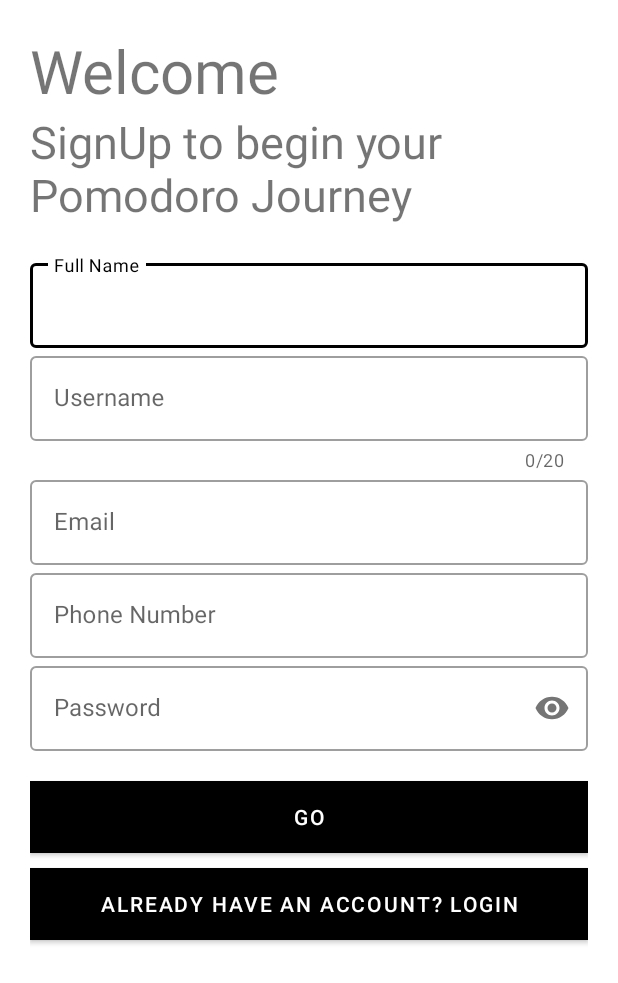
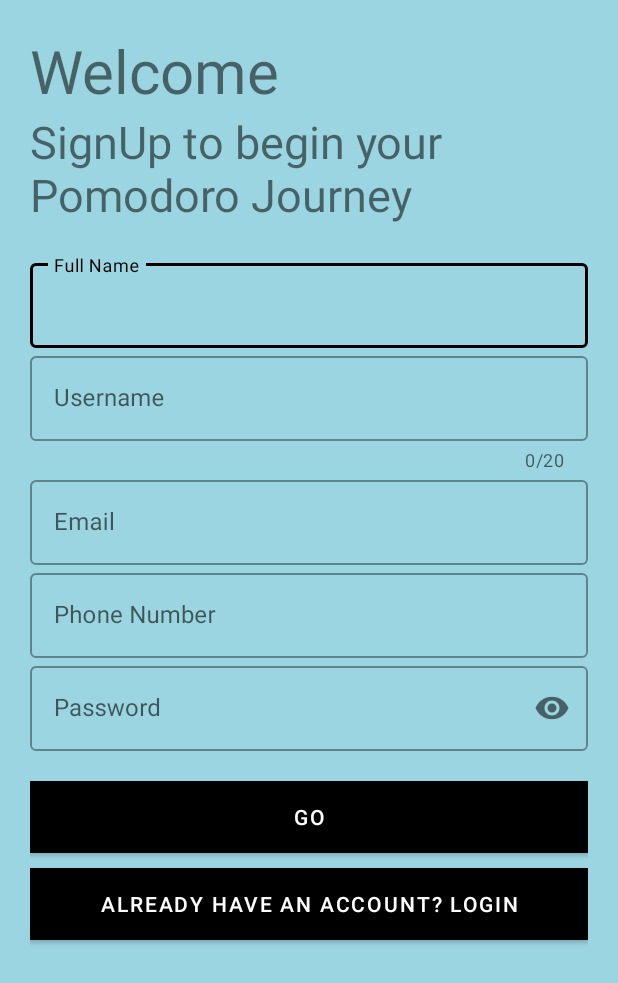
Before and after one commit to carbonXIII/PomodoroApp, an Android app: the SignUp screen opened directly, with no data from a screen before it, on a phone screen of 412 x 824 dp. Shown: the top 983 px of the screen. Run offline under Robolectric (Android 15) with nearby library versions, the phone set to English and light mode, and no system bars; our stand-ins replace Firebase (no records; nobody signed in at launch, a user with empty details on screens opened directly).

Commit message:
changed color back to background color on sign up page

```diff
--- a/project/app/src/main/res/layout/activity_sign_up.xml
+++ b/project/app/src/main/res/layout/activity_sign_up.xml
@@ -6,7 +6,7 @@
     android:layout_height="match_parent"
     tools:context=".SignUp"
     android:orientation="vertical"
-    android:background="#fff"
+    android:background="@color/colorBackround"
     android:padding="20dp">
     <TextView
         android:layout_width="wrap_content"
```
